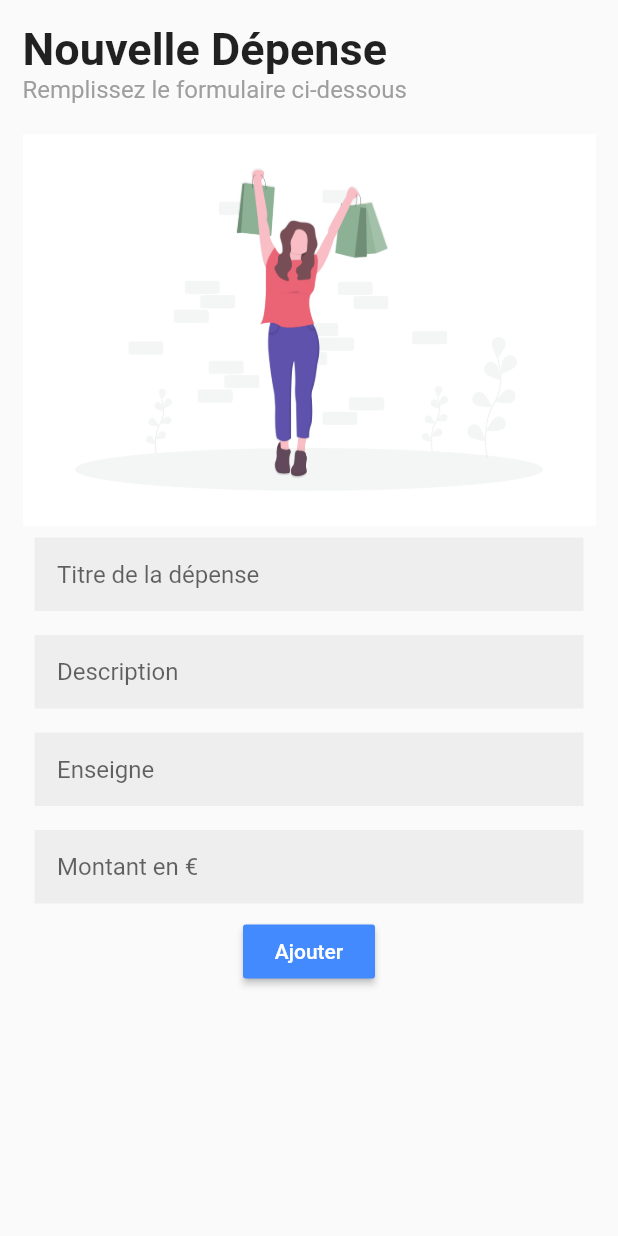
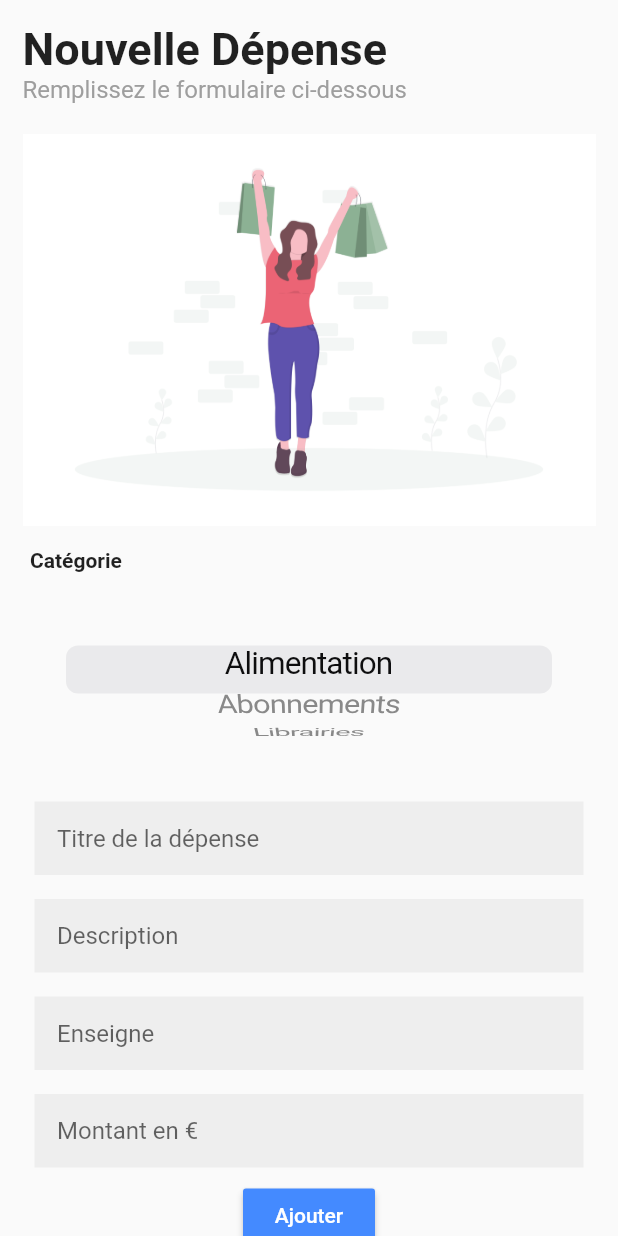
Before and after one commit to thomaslenaour/expenses, a Flutter app: the AddExpenseScreen screen opened directly, on a phone screen of 412 x 824 dp. Run offline on Flutter 3.47's test engine with Material 2 defaults, Android fonts, the phone set to English and light mode, and no system bars; our stand-ins replace charts_flutter, modal_bottom_sheet, validators; network calls fail.

Commit message:
add category model & improve add expense form

```diff
--- a/lib/main.dart
+++ b/lib/main.dart
@@ -1,9 +1,11 @@
+import 'package:expenses/models/category.dart';
 import 'package:expenses/models/expense.dart';
 import 'package:expenses/models/goal.dart';
 import 'package:expenses/screens/goals.dart';
 import 'package:expenses/screens/home.dart';
 import 'package:expenses/screens/add.dart';
 import 'package:flutter/material.dart';
+import 'package:flutter/cupertino.dart';
 import 'package:provider/provider.dart';
 
 void main() => runApp(MyApp());
@@ -36,6 +38,9 @@ class _MyAppState extends State<MyApp> {
         ),
         ChangeNotifierProvider<GoalModel>.value(
           value: GoalModel(),
+        ),
+        ChangeNotifierProvider<CategoryModel>.value(
+          value: CategoryModel(),
         ),
       ],
       child: MaterialApp(
--- /dev/null
+++ b/lib/models/category.dart
@@ -0,0 +1,34 @@
+import 'package:flutter/material.dart';
+import 'package:uuid/uuid.dart';
+
+class CategoryModel extends ChangeNotifier {
+  static List<Category> categoriesList = [
+    Category(title: "Alimentation", color: "#6dd189"),
+    Category(title: "Abonnements", color: "#6d93d1"),
+    Category(title: "Librairies", color: "#d1a66d"),
+    Category(title: "Restaurants", color: "#d4866e"),
+    Category(title: "Sorties", color: "#6d70d1"),
+    Category(title: "Santé", color: "#26b3b5"),
+    Category(title: "Soins et beauté", color: "#9c6c51"),
+    Category(title: "Factures", color: "#565a69"),
+    Category(title: "Shopping", color: "#db404f"),
+    Category(title: "Autres", color: "#919191"),
+    ];
+
+  List<Category> get getCategories => categoriesList;
+}
+
+class Category {
+  Uuid id = Uuid();
+  String title;
+  String color; // Hex color in order to use Color.fromHex(category.color)
+
+  Category({this.title, this.color});
+
+  String get getTitle => title;
+  String get getColor => color;
+
+  changeTitle (String newTitle) {
+    title = newTitle;
+  }
+}
--- a/lib/models/expense.dart
+++ b/lib/models/expense.dart
@@ -1,12 +1,17 @@
 import 'package:flutter/material.dart';
 import 'package:uuid/uuid.dart';
+import 'package:expenses/models/category.dart';
+
 
 class ExpenseModel extends ChangeNotifier {
   List<Expense> expenseList = [
-    Expense(name: "à bordeaux",
-            description: "Courses",
-            price: 33.4,
-            urlLogo: 'https://logo.clearbit.com/geantcasino.fr')
+    Expense(
+        name: "Apple Store",
+        description: "Achat Mac",
+        price: 3000,
+        urlLogo: 'https://logo.clearbit.com/apple.fr',
+        category: Category(title: "Shopping", color: "#db404f"),
+        )
   ];
 
   List<Expense> get getExpenses => expenseList;
@@ -32,8 +37,10 @@ class Expense {
   String description;
   double price; // €
   String urlLogo;
+  Category category;
 
-  Expense({this.name, this.description, this.price, this.urlLogo});
+  Expense(
+      {this.name, this.description, this.price, this.urlLogo, this.category});
 
   String get getUrlLogo => urlLogo;
   String get getDescription => description;
--- a/lib/models/goal.dart
+++ b/lib/models/goal.dart
@@ -1,10 +1,10 @@
 import 'package:charts_flutter/flutter.dart';
+import 'package:expenses/models/category.dart';
 import 'package:flutter/material.dart';
 import 'package:uuid/uuid.dart';
 
 class GoalModel extends ChangeNotifier {
   List<Goal> goalList = [Goal(title: "Course", progression: 83)];
-
   List<Goal> get getGoals => goalList;
 }
 
@@ -15,8 +15,16 @@ class Goal {
   double maxAmount;
   DateTime startDate;
   DateTime endDate;
+  Category category;
 
-  Goal({this.title, this.progression, this.maxAmount, this.startDate, this.endDate});
+  Goal({
+      this.title,
+      this.progression,
+      this.maxAmount,
+      this.startDate,
+      this.endDate,
+      this.category
+      });
 
   String get getTitle => title;
   double get getProgression => progression;
--- a/lib/screens/add_expense.dart
+++ b/lib/screens/add_expense.dart
@@ -1,9 +1,8 @@
 import 'package:expenses/widgets/expense_form.dart';
-import 'package:expenses/widgets/form_field.dart';
 import 'package:flutter/material.dart';
 import 'package:expenses/models/expense.dart';
 import 'package:provider/provider.dart';
-
+import 'package:uuid/uuid.dart';
 
 // expenseModel.getExpenses[0].price.toString()
 //AddButton("assets/images/finance_graph.png", "Nouvelle Dépense")
@@ -11,6 +10,7 @@ class AddExpenseScreen extends StatelessWidget {
   @override
   Widget build(BuildContext context) {
     final ExpenseModel expenseModel = Provider.of<ExpenseModel>(context);
+    Uuid selectedCategory;
 
     return Scaffold(
       body: SingleChildScrollView(
--- a/lib/widgets/expense_form.dart
+++ b/lib/widgets/expense_form.dart
@@ -1,13 +1,12 @@
-import 'dart:ffi';
-import 'dart:math';
+import 'package:expenses/models/category.dart';
+import 'package:uuid/uuid.dart';
 import 'package:expenses/screens/home.dart';
 import 'package:flutter/material.dart';
 import 'package:validators/validators.dart' as validator;
 import 'package:expenses/models/expense.dart';
+import 'package:provider/provider.dart';
+import 'package:flutter/cupertino.dart';
 import 'package:expenses/widgets/form_field.dart';
-import 'package:provider/provider.dart';
-import 'package:expenses/screens/all_expense.dart';
-
 
 class ExpenseForm extends StatefulWidget {
   @override
@@ -21,11 +20,38 @@ class _ExpenseFormState extends State<ExpenseForm> {
   @override
   Widget build(BuildContext context) {
     final ExpenseModel expenseModel = Provider.of<ExpenseModel>(context);
-
+    final CategoryModel categoryModel = Provider.of<CategoryModel>(context);
+    int selectedCategory;
     return Form(
       key: _formKey,
       child: Column(
         children: <Widget>[
+          Container(
+            padding: EdgeInsets.symmetric(vertical: 15, horizontal: 5),
+            child: Column(
+                crossAxisAlignment: CrossAxisAlignment.start,
+                mainAxisAlignment: MainAxisAlignment.spaceAround,
+                mainAxisSize: MainAxisSize.max,
+                children: [
+                  Text(
+                    "Catégorie",
+                    style: TextStyle(fontWeight: FontWeight.w600),
+                  ),
+                  Container(
+                      padding:
+                          EdgeInsets.symmetric(vertical: 15, horizontal: 15),
+                      height: 130,
+                      child: CupertinoPicker(
+                          useMagnifier: true,
+                          onSelectedItemChanged: (value) {
+                            selectedCategory = value;
+                          },
+                          itemExtent: 32.0,
+                          children: categoryModel.getCategories
+                              .map((category) => Text(category.title))
+                              .toList())),
+                ]),
+          ),
           CustomField(
             hintText: 'Titre de la dépense',
             validator: (String value) {
@@ -82,6 +108,8 @@ class _ExpenseFormState extends State<ExpenseForm> {
             onPressed: () {
               if (_formKey.currentState.validate()) {
                 _formKey.currentState.save();
+                expense.category =
+                    categoryModel.getCategories[selectedCategory];
                 expenseModel.addExpense(expense);
                 Navigator.push(
                   context,
--- a/lib/widgets/goal_form.dart
+++ b/lib/widgets/goal_form.dart
@@ -1,5 +1,3 @@
-import 'dart:ffi';
-import 'dart:math';
 import 'package:expenses/screens/home.dart';
 import 'package:flutter/material.dart';
 import 'package:validators/validators.dart' as validator;
```
